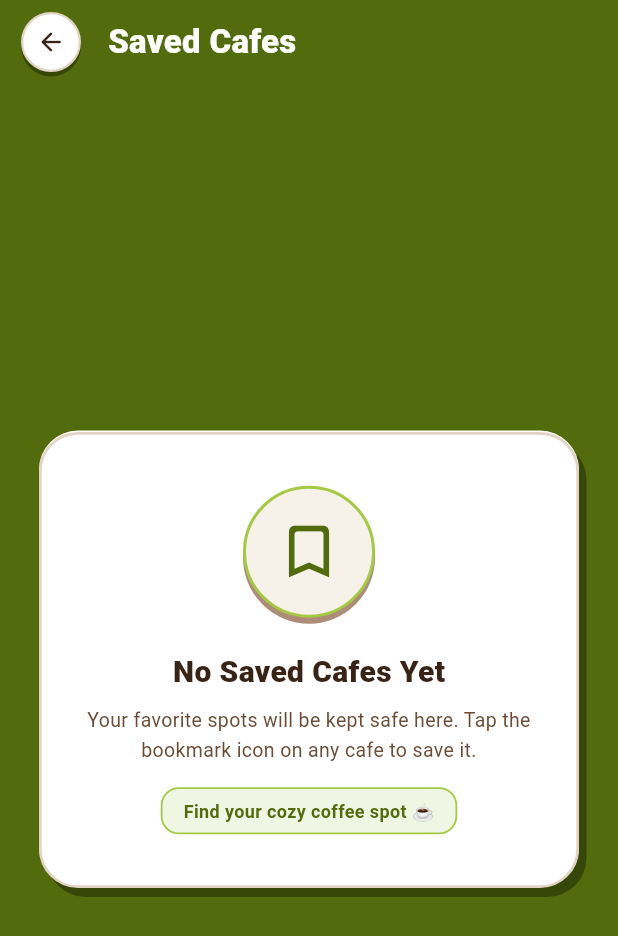
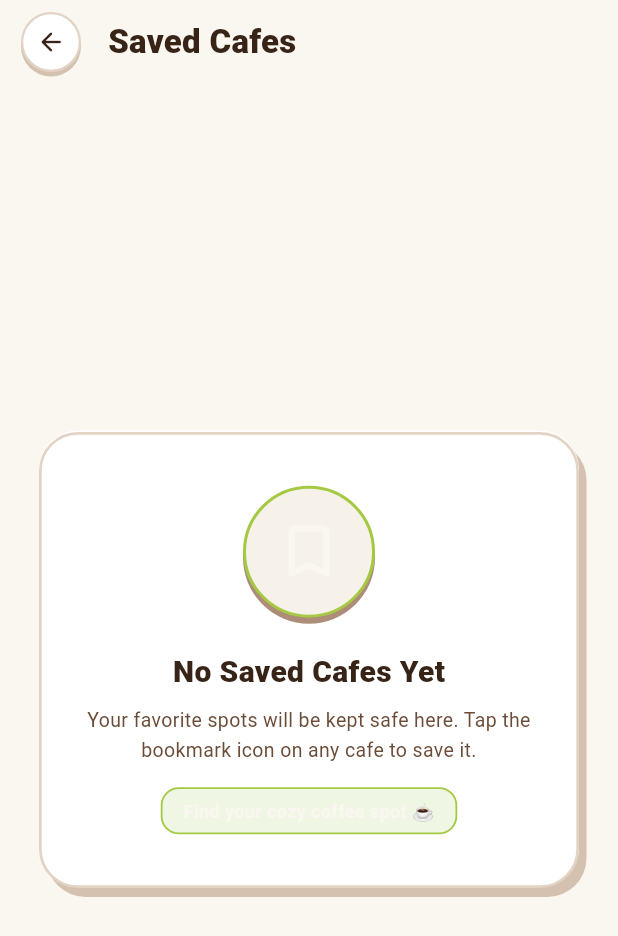
Before and after one commit to shdevvv/kopifinder-flutter, a Flutter app: the SavedCafesScreen screen opened directly, on a phone screen of 412 x 824 dp. Shown: the top 936 px of the screen. Run offline on Flutter 3.47's test engine with Material 3 defaults, Android fonts, the phone set to English and light mode, and no system bars; our stand-ins replace flutter_map, geolocator, image_picker, latlong2, shared_preferences, supabase_flutter; accounts and stored records are empty; network calls fail.

Commit message:
Unify main page backgrounds to cream

```diff
--- a/lib/features/ai_recommendation/screens/ai_recommendation_screen.dart
+++ b/lib/features/ai_recommendation/screens/ai_recommendation_screen.dart
@@ -4,7 +4,7 @@ import '../models/ai_recommendation_models.dart';
 import '../repositories/ai_repository.dart';
 
 // ── 3D Papercut Palette: Warm Cardboard (#CFAC97), Olive/Lime Greens, Cream, Pure White ──
-const Color _bgWall = Color(0xFFCFAC97);         // Requested background wall color
+const Color _bgWall = Color(0xFFFAF7F0);         // Unified cream background
 const Color _cardCream = Color(0xFFF7F2E9);      // Warm cream inner paper
 const Color _whitePaper = Color(0xFFFFFFFF);     // Pure clean white paper
 const Color _chocolateDark = Color(0xFF382317);  // Dark milk chocolate text
--- a/lib/features/community/screens/community_screen.dart
+++ b/lib/features/community/screens/community_screen.dart
@@ -20,7 +20,7 @@ class CommunityScreen extends StatefulWidget {
 
 class CommunityScreenState extends State<CommunityScreen> {
   // ── 3D Papercut Palette ───────────────────────────────────────────────────
-  static const Color _bgWall = Color(0xFFA5C943);          // Requested #A5C943 background
+  static const Color _bgWall = Color(0xFFFAF7F0);          // Unified cream background
   static const Color _bgWallShadow = Color(0xFF526B0C);    // Deep olive shelf shadow
   static const Color _cardCream = Color(0xFFF7F2E9);       // Warm cream paper
   static const Color _whitePaper = Color(0xFFFFFFFF);      // Clean white paper
--- a/lib/features/map/screens/map_screen.dart
+++ b/lib/features/map/screens/map_screen.dart
@@ -16,8 +16,8 @@ class MapScreen extends StatefulWidget {
 
 class _MapScreenState extends State<MapScreen> {
   // ── 3D Papercut Palette: Requested #A5C943 Background & Olive/Chocolate Accents ──
-  static const Color _bgWall = Color(0xFFA5C943);          // Requested #A5C943 light lime-olive
-  static const Color _bgWallShadow = Color(0xFF526B0C);    // Deep olive shelf shadow
+  static const Color _bgWall = Color(0xFFFAF7F0);          // Unified #FAF7F0 cream background
+  static const Color _bgWallShadow = Color(0xFFD4C1B0);    // Warm paper shelf shadow
   static const Color _cardCream = Color(0xFFF7F2E9);       // Warm cream paper
   static const Color _whitePaper = Color(0xFFFFFFFF);      // Clean white paper
   static const Color _chocolateDark = Color(0xFF382317);   // Dark chocolate text
--- a/lib/features/profile/screens/profile_screen.dart
+++ b/lib/features/profile/screens/profile_screen.dart
@@ -9,7 +9,7 @@ import '../models/user_profile.dart';
 import '../repositories/user_repository.dart';
 
 // ── 3D Papercut Palette matching user specifications ────────────────────────
-const Color _bgWall = Color(0xFFCFAC97);         // Requested background wall color
+const Color _bgWall = Color(0xFFFAF7F0);         // Unified cream background
 const Color _cardCream = Color(0xFFF7F2E9);      // Inner cream paper
 const Color _whitePaper = Color(0xFFFFFFFF);     // Pure clean white paper
 const Color _chocolateDark = Color(0xFF382317);  // Dark milk chocolate text
--- a/lib/features/saved_cafes/screens/saved_cafes_screen.dart
+++ b/lib/features/saved_cafes/screens/saved_cafes_screen.dart
@@ -12,8 +12,8 @@ class SavedCafesScreen extends StatefulWidget {
 
 class _SavedCafesScreenState extends State<SavedCafesScreen> {
   // ── 3D Papercut Palette: Olive & Cream & Chocolate ──────────────────────────
-  static const Color _bgWall = Color(0xFF526B0C);          // Requested #526B0C deep rich olive
-  static const Color _bgWallShadow = Color(0xFF364807);    // Dark olive shelf shadow
+  static const Color _bgWall = Color(0xFFFAF7F0);          // Unified #FAF7F0 cream background
+  static const Color _bgWallShadow = Color(0xFFD4C1B0);    // Warm paper shelf shadow
   static const Color _cardCream = Color(0xFFF7F2E9);       // Warm cream paper
   static const Color _whitePaper = Color(0xFFFFFFFF);      // Clean white paper
   static const Color _chocolateDark = Color(0xFF382317);   // Dark chocolate text
@@ -94,7 +94,7 @@ class _SavedCafesScreenState extends State<SavedCafesScreen> {
         title: const Text(
           'Saved Cafes',
           style: TextStyle(
-            color: _whitePaper,
+            color: _chocolateDark,
             fontWeight: FontWeight.w900,
             fontSize: 22,
             letterSpacing: 0.2,
```
